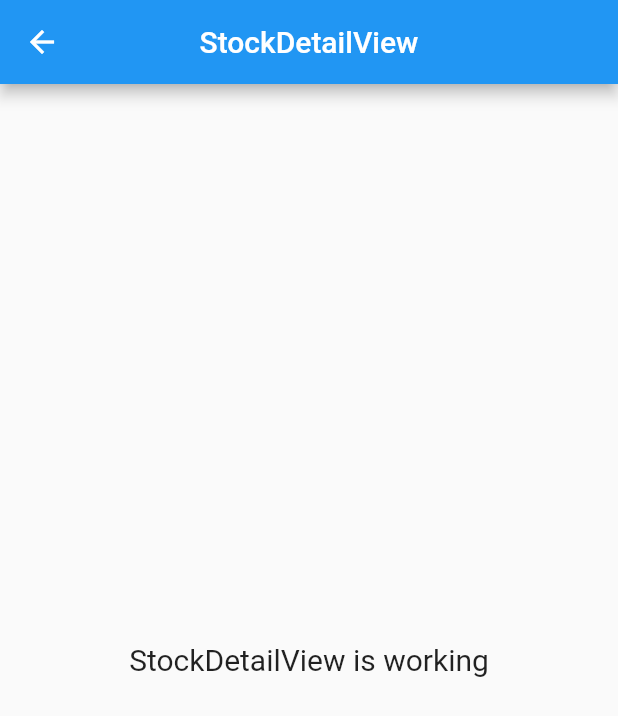
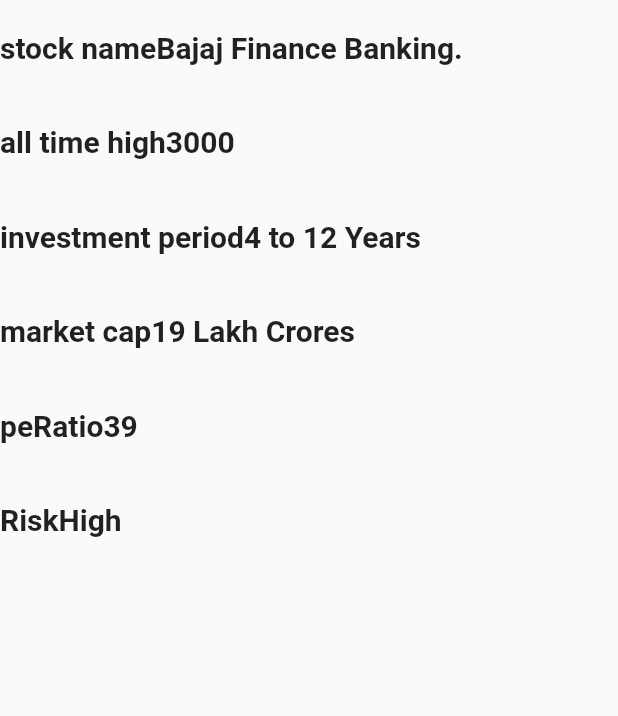
Before and after one commit to hrithikwins/stock_it_getx, a Flutter app: the screen it shows after launch, after a tap on "Bajaj Finance Banking.", on a phone screen of 412 x 824 dp. Shown: the top 716 px of the screen. Run offline on Flutter 3.47's test engine with Material 2 defaults, Android fonts, the phone set to English and light mode, and no system bars; our stand-ins replace get.

Commit message:
Data ready..design needed

```diff
--- a/lib/app/modules/home/stock_detail/stock_detail.controller.dart
+++ b/lib/app/modules/home/stock_detail/stock_detail.controller.dart
@@ -1,8 +1,10 @@
 import 'package:get/get.dart';
+import 'package:stock_it/app/data/all_stock_data.model.dart';
 
 class StockDetailController extends GetxController {
   //TODO: Implement StockDetailController
 
+  Stocks stockData = Get.arguments;
   final count = 0.obs;
   @override
   void onInit() {
@@ -17,4 +19,5 @@
   @override
   void onClose() {}
   void increment() => count.value++;
+
 }
--- a/lib/app/modules/home/stock_detail/stock_detail.view.dart
+++ b/lib/app/modules/home/stock_detail/stock_detail.view.dart
@@ -7,17 +7,60 @@
 class StockDetailView extends GetView<StockDetailController> {
   @override
   Widget build(BuildContext context) {
-    return Scaffold(
-      appBar: AppBar(
-        title: Text('StockDetailView'),
-        centerTitle: true,
-      ),
-      body: Center(
-        child: Text(
-          'StockDetailView is working',
-          style: TextStyle(fontSize: 20),
+    return SafeArea(
+      child: Scaffold(
+        body: Column(
+          children: [
+            Expanded(
+              child: SingleChildScrollView(
+                child: Column(
+                  children: [
+                    _demoCard("stock name", controller.stockData.name),
+                    _demoCard(
+                        "all time high", controller.stockData.allTimeHigh),
+                    _demoCard("investment period",
+                        controller.stockData.investmentPeriod),
+                    _demoCard("market cap", controller.stockData.marketCap),
+                    _demoCard("peRatio", controller.stockData.peRatio),
+                    _demoCard("Risk", controller.stockData.risk),
+                  ],
+                ),
+              ),
+            ),
+          ],
         ),
       ),
     );
   }
+
+  _demoCard(title, data) {
+    return Row(
+      children: [
+        Container(
+          padding: EdgeInsets.symmetric(
+            vertical: 20,
+          ),
+          child: Text(
+            title,
+            style: TextStyle(
+              fontSize: 20,
+              fontWeight: FontWeight.bold,
+            ),
+          ),
+        ),
+        Container(
+          padding: EdgeInsets.symmetric(
+            vertical: 20,
+          ),
+          child: Text(
+            data.runtimeType.toString() == 'int' ? data.toString() : data,
+            style: TextStyle(
+              fontSize: 20,
+              fontWeight: FontWeight.bold,
+            ),
+          ),
+        ),
+      ],
+    );
+  }
 }
```
